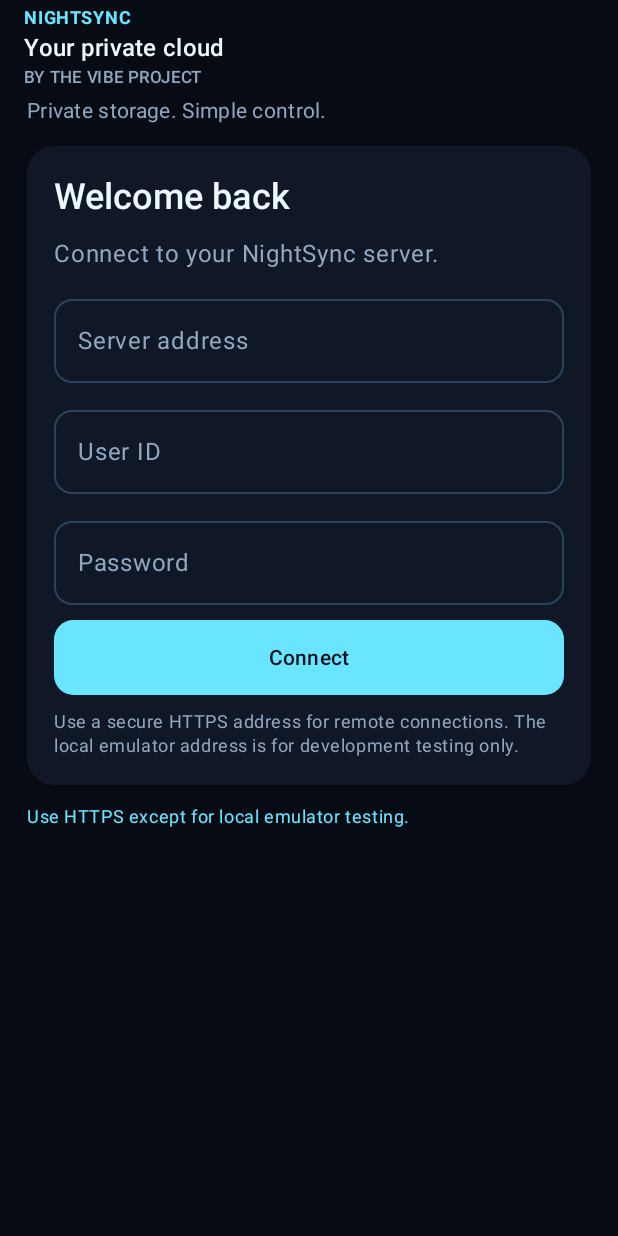
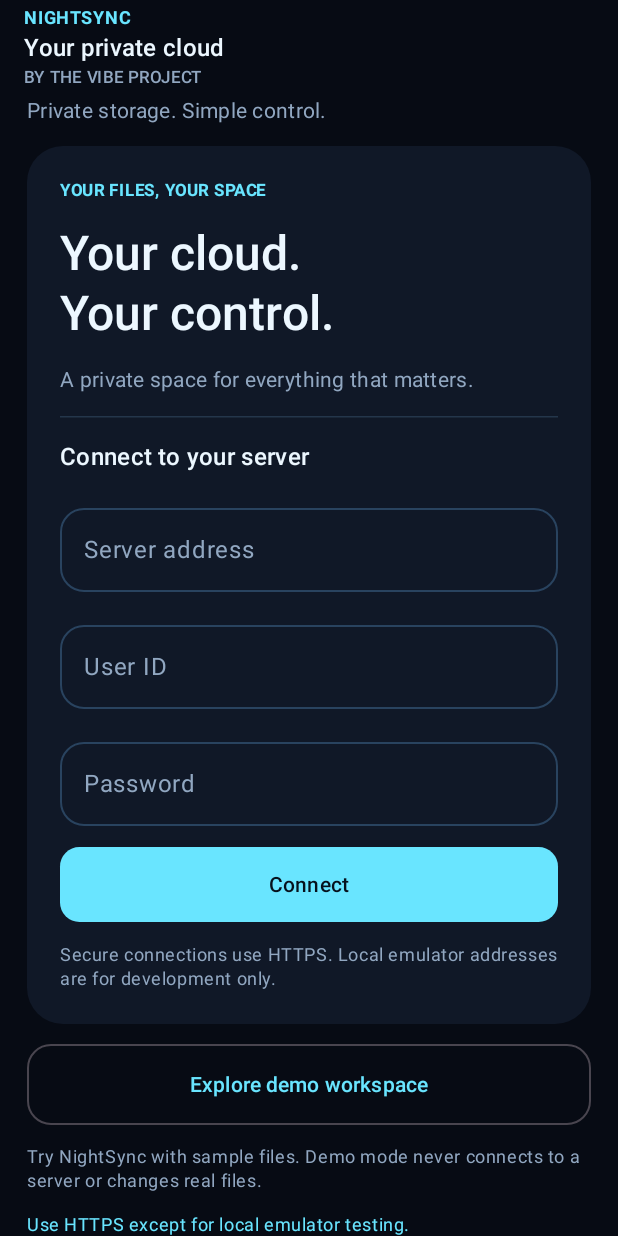
Before and after one commit to the-vibe-project/NightSync, an Android app built with Jetpack Compose: the screen it shows after launch (MainActivity), after a tap on "Connect", on a phone screen of 412 x 824 dp. Run offline under Robolectric (Android 15) with nearby library versions, the phone set to English and light mode, and no system bars.

Commit message:
feat(android): add safe demo mode and refresh app experience

```diff
--- a/mobile/android/app/src/main/java/org/nightsync/app/MainActivity.kt
+++ b/mobile/android/app/src/main/java/org/nightsync/app/MainActivity.kt
@@ -136,6 +136,7 @@ fun NightSyncAuthApp(
     var password by remember { mutableStateOf("") }
     var newPassword by remember { mutableStateOf("") }
     var token by remember { mutableStateOf<String?>(null) }
+    var isDemoMode by remember { mutableStateOf(false) }
     var role by remember { mutableStateOf("") }
     var mustChange by remember { mutableStateOf(false) }
     var status by remember { mutableStateOf("Connect to your NightSync server") }
@@ -157,6 +158,17 @@ fun NightSyncAuthApp(
     var fileToDownload by remember { mutableStateOf<CloudItem?>(null) }
 
     fun refreshFiles() {
+        if (isDemoMode) {
+            cloudItems = when (currentFolder) {
+                "Documents" -> listOf(CloudItem("Meeting-notes.docx", "Documents/Meeting-notes.docx", false, 82944, "Today"), CloudItem("Research.pdf", "Documents/Research.pdf", false, 3145728, "Nov 10"))
+                "Photos" -> listOf(CloudItem("Weekend.jpg", "Photos/Weekend.jpg", false, 4718592, "Yesterday"), CloudItem("Workspace.png", "Photos/Workspace.png", false, 2097152, "Nov 09"))
+                "Projects" -> listOf(CloudItem("NightSync", "Projects/NightSync", true, 0, "Today"), CloudItem("readme.md", "Projects/readme.md", false, 8192, "Today"))
+                "Projects/NightSync" -> listOf(CloudItem("app", "Projects/NightSync/app", true, 0, "Today"), CloudItem("README.md", "Projects/NightSync/README.md", false, 12288, "Today"))
+                else -> listOf(CloudItem("Documents", "Documents", true, 0, "Today"), CloudItem("Photos", "Photos", true, 0, "Yesterday"), CloudItem("Projects", "Projects", true, 0, "Yesterday"), CloudItem("Welcome.pdf", "Welcome.pdf", false, 1842176, "Today"), CloudItem("budget-2026.xlsx", "budget-2026.xlsx", false, 245760, "Yesterday"), CloudItem("notes.txt", "notes.txt", false, 4096, "Nov 12"))
+            }
+            filesMessage = "Demo workspace · sample data only. No server is connected."
+            return
+        }
         val currentToken = token ?: return
         scope.launch {
             filesLoading = true
@@ -197,6 +209,7 @@ fun NightSyncAuthApp(
     }
 
     fun createFolder() {
+        if (isDemoMode) { filesMessage = "Folder creation is disabled in the demo."; return }
         val cleanName = newFolderName.trim()
         if (cleanName.isBlank() || cleanName == "." || cleanName == ".." || cleanName.contains("/") || cleanName.contains("\\")) {
             filesMessage = "Enter a valid folder name."
@@ -312,6 +325,7 @@ fun NightSyncAuthApp(
     }
 
     fun deleteSelected() {
+        if (isDemoMode) { itemToDelete = null; filesMessage = "File actions are disabled in the demo."; return }
         val selected = itemToDelete ?: return
         itemToDelete = null
         val currentToken = token ?: return
@@ -358,15 +372,18 @@ fun NightSyncAuthApp(
                     },
                     actions = {
                         if (token != null) {
+                            if (isDemoMode) Surface(color = NightRaised, shape = RoundedCornerShape(50)) { Text("DEMO", color = NightCyan, style = MaterialTheme.typography.labelSmall, modifier = Modifier.padding(horizontal = 12.dp, vertical = 7.dp)) }
                             TextButton(onClick = {
                                 val sessionToken = token
+                                val wasDemo = isDemoMode
+                                isDemoMode = false
                                 token = null
                                 password = ""
                                 activeTab = "files"
                                 currentFolder = ""
                                 cloudItems = emptyList()
                                 status = "Signed out."
-                                if (sessionToken != null) {
+                                if (sessionToken != null && !wasDemo) {
                                     scope.launch {
                                         withContext(Dispatchers.IO) {
                                             try { requestJson(address, "/api/v1/logout", "POST", token = sessionToken) } catch (_: Exception) { }
@@ -411,8 +428,11 @@ fun NightSyncAuthApp(
                     ) {
                         Text("Private storage. Simple control.", color = NightMuted, style = MaterialTheme.typography.bodyMedium)
                         PremiumCard {
-                            Text("Welcome back", style = MaterialTheme.typography.headlineSmall, color = NightText, fontWeight = FontWeight.SemiBold)
-                            Text("Connect to your NightSync server.", color = NightMuted)
+                            Text("YOUR FILES, YOUR SPACE", color = NightCyan, style = MaterialTheme.typography.labelSmall, fontWeight = FontWeight.Bold)
+                            Text("Your cloud.\nYour control.", style = MaterialTheme.typography.headlineLarge, color = NightText, fontWeight = FontWeight.SemiBold)
+                            Text("A private space for everything that matters.", color = NightMuted, style = MaterialTheme.typography.bodyMedium)
+                            HorizontalDivider(color = Color(0xFF24364B))
+                            Text("Connect to your server", style = MaterialTheme.typography.titleMedium, color = NightText, fontWeight = FontWeight.SemiBold)
                             PremiumField(address, { address = it }, "Server address")
                             PremiumField(username, { username = it }, "User ID")
                             PremiumField(password, { password = it }, "Password", secret = true)
@@ -451,9 +471,22 @@ fun NightSyncAuthApp(
                                 modifier = Modifier.fillMaxWidth().height(50.dp),
                                 shape = RoundedCornerShape(13.dp)
                             ) { Text(if (busy) "Connecting…" else "Connect") }
-                            Text("Use a secure HTTPS address for remote connections. The local emulator address is for development testing only.",
-                                color = NightMuted, style = MaterialTheme.typography.bodySmall)
+                            Text("Secure connections use HTTPS. Local emulator addresses are for development only.", color = NightMuted, style = MaterialTheme.typography.bodySmall)
                         }
+                        OutlinedButton(onClick = {
+                            isDemoMode = true
+                            token = "nightsync-demo-session"
+                            username = "Guest"
+                            mustChange = false
+                            currentFolder = ""
+                            activeTab = "files"
+                            status = "Exploring the sample workspace. No account or server required."
+                            refreshFiles()
+                        }, modifier = Modifier.fillMaxWidth().height(54.dp), shape = RoundedCornerShape(16.dp),
+                            colors = ButtonDefaults.outlinedButtonColors(contentColor = NightCyan)) {
+                            Text("Explore demo workspace")
+                        }
+                        Text("Try NightSync with sample files. Demo mode never connects to a server or changes real files.", color = NightMuted, style = MaterialTheme.typography.bodySmall)
                         Text(status, color = NightCyan, style = MaterialTheme.typography.bodySmall)
                     }
                 } else if (mustChange) {
@@ -492,10 +525,10 @@ fun NightSyncAuthApp(
                         Row(verticalAlignment = Alignment.CenterVertically) {
                             Column(Modifier.weight(1f)) {
                                 Text("My files", style = MaterialTheme.typography.headlineSmall, color = NightText, fontWeight = FontWeight.SemiBold)
-                                Text("Your private space", color = NightMuted, style = MaterialTheme.typography.bodySmall)
+                                Text(if (isDemoMode) "A preview of the NightSync experience" else "Your private space", color = NightMuted, style = MaterialTheme.typography.bodySmall)
                             }
                             Surface(shape = RoundedCornerShape(18.dp), color = NightRaised) {
-                                Text("PRIVATE", color = NightCyan, style = MaterialTheme.typography.labelSmall, modifier = Modifier.padding(horizontal = 11.dp, vertical = 7.dp))
+                                Text(if (isDemoMode) "SAMPLE DATA" else "PRIVATE", color = NightCyan, style = MaterialTheme.typography.labelSmall, modifier = Modifier.padding(horizontal = 11.dp, vertical = 7.dp))
                             }
                         }
                         Surface(color = NightRaised, shape = RoundedCornerShape(12.dp)) {
@@ -516,11 +549,17 @@ fun NightSyncAuthApp(
                                 IconButton(onClick = { refreshFiles() }, enabled = !filesLoading) { Text("↻", color = NightCyan) }
                             }
                         }
-                        Row(horizontalArrangement = Arrangement.spacedBy(8.dp)) {
-                            Button(onClick = { uploadLauncher.launch(arrayOf("*/*")) }, enabled = !filesLoading, modifier = Modifier.weight(1f)) { Text("↑ Upload files") }
-                            OutlinedButton(onClick = { refreshFiles() }, enabled = !filesLoading, modifier = Modifier.weight(1f)) { Text("Refresh") }
+                        if (isDemoMode) {
+                            Surface(color = NightRaised, shape = RoundedCornerShape(14.dp)) {
+                                Text("Sample content only. Connect a server to manage your own files.", color = NightMuted, style = MaterialTheme.typography.bodySmall, modifier = Modifier.fillMaxWidth().padding(14.dp))
+                            }
+                        } else {
+                            Row(horizontalArrangement = Arrangement.spacedBy(8.dp)) {
+                                Button(onClick = { uploadLauncher.launch(arrayOf("*/*")) }, enabled = !filesLoading, modifier = Modifier.weight(1f)) { Text("Upload files") }
+                                OutlinedButton(onClick = { refreshFiles() }, enabled = !filesLoading, modifier = Modifier.weight(1f)) { Text("Refresh") }
+                            }
                         }
-                        Row(verticalAlignment = Alignment.CenterVertically, horizontalArrangement = Arrangement.spacedBy(8.dp)) {
+                        if (!isDemoMode) Row(verticalAlignment = Alignment.CenterVertically, horizontalArrangement = Arrangement.spacedBy(8.dp)) {
                             OutlinedTextField(
                                 value = newFolderName, onValueChange = { newFolderName = it },
                                 modifier = Modifier.weight(1f), singleLine = true,
@@ -556,13 +595,13 @@ fun NightSyncAuthApp(
                                         Text(item.name, color = NightText, fontWeight = FontWeight.Medium, maxLines = 1)
                                         Text(if (item.isDirectory) "Folder" else item.sizeLabel, color = NightMuted, style = MaterialTheme.typography.bodySmall)
                                     }
-                                    if (!item.isDirectory) {
+                                    if (!item.isDirectory && !isDemoMode) {
                                         TextButton(onClick = {
                                             fileToDownload = item
                                             downloadLauncher.launch(item.name)
                                         }) { Text("Save", color = NightCyan) }
                                     }
-                                    TextButton(onClick = { itemToDelete = item }) { Text("⋯", color = NightMuted) }
+                                    if (!isDemoMode) TextButton(onClick = { itemToDelete = item }) { Text("More", color = NightMuted) }
                                 }
                                 HorizontalDivider(color = Color(0xFF1D2C40))
                             }
@@ -654,11 +693,11 @@ fun NightSyncAuthApp(
 private fun PremiumCard(content: @Composable ColumnScope.() -> Unit) {
     Card(
         modifier = Modifier.fillMaxWidth(),
-        shape = RoundedCornerShape(18.dp),
+        shape = RoundedCornerShape(24.dp),
         colors = CardDefaults.cardColors(containerColor = NightSurface),
-        elevation = CardDefaults.cardElevation(defaultElevation = 2.dp)
+        elevation = CardDefaults.cardElevation(defaultElevation = 0.dp)
     ) {
-        Column(Modifier.fillMaxWidth().padding(18.dp), verticalArrangement = Arrangement.spacedBy(10.dp), content = content)
+        Column(Modifier.fillMaxWidth().padding(22.dp), verticalArrangement = Arrangement.spacedBy(14.dp), content = content)
     }
 }
 
@@ -667,7 +706,7 @@ private fun PremiumField(value: String, onValueChange: (String) -> Unit, label:
     OutlinedTextField(
         value = value, onValueChange = onValueChange, label = { Text(label) },
         visualTransformation = if (secret) PasswordVisualTransformation() else androidx.compose.ui.text.input.VisualTransformation.None,
-        modifier = Modifier.fillMaxWidth(), singleLine = true, shape = RoundedCornerShape(12.dp),
+        modifier = Modifier.fillMaxWidth(), singleLine = true, shape = RoundedCornerShape(16.dp),
         colors = OutlinedTextFieldDefaults.colors(
             focusedBorderColor = NightCyan, focusedLabelColor = NightCyan,
             unfocusedBorderColor = Color(0xFF29435F), focusedTextColor = NightText,
```
